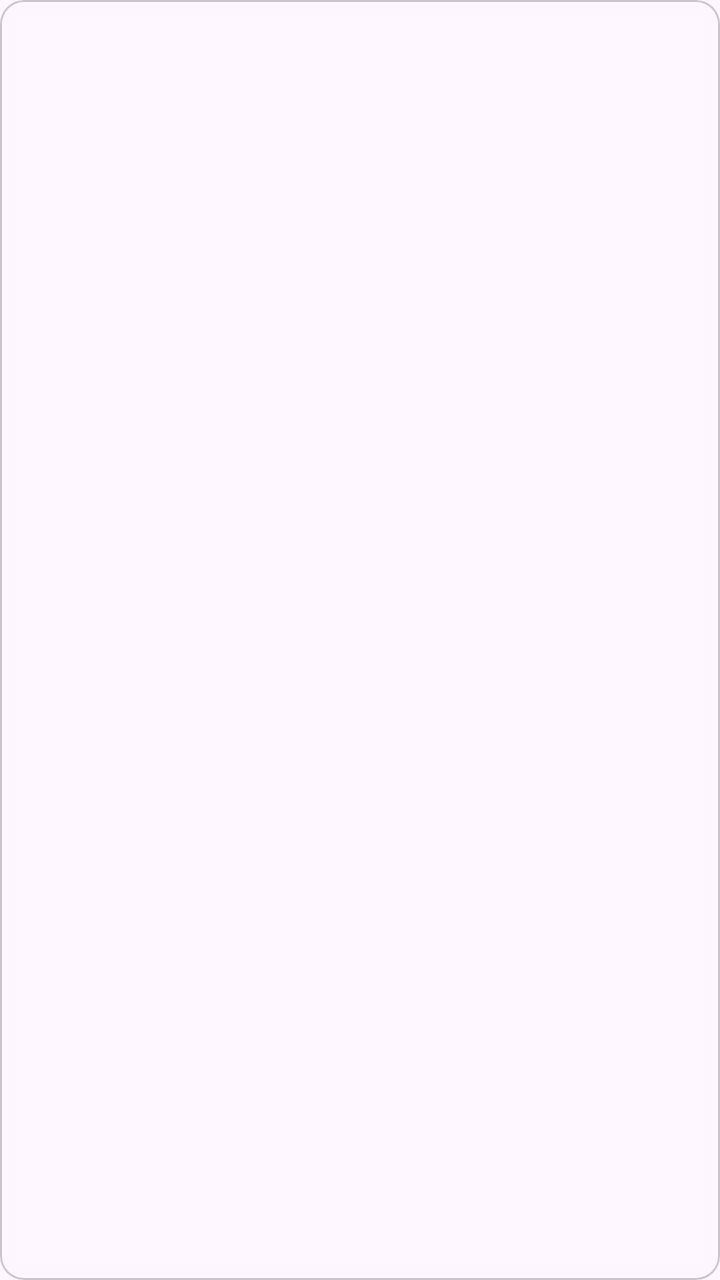
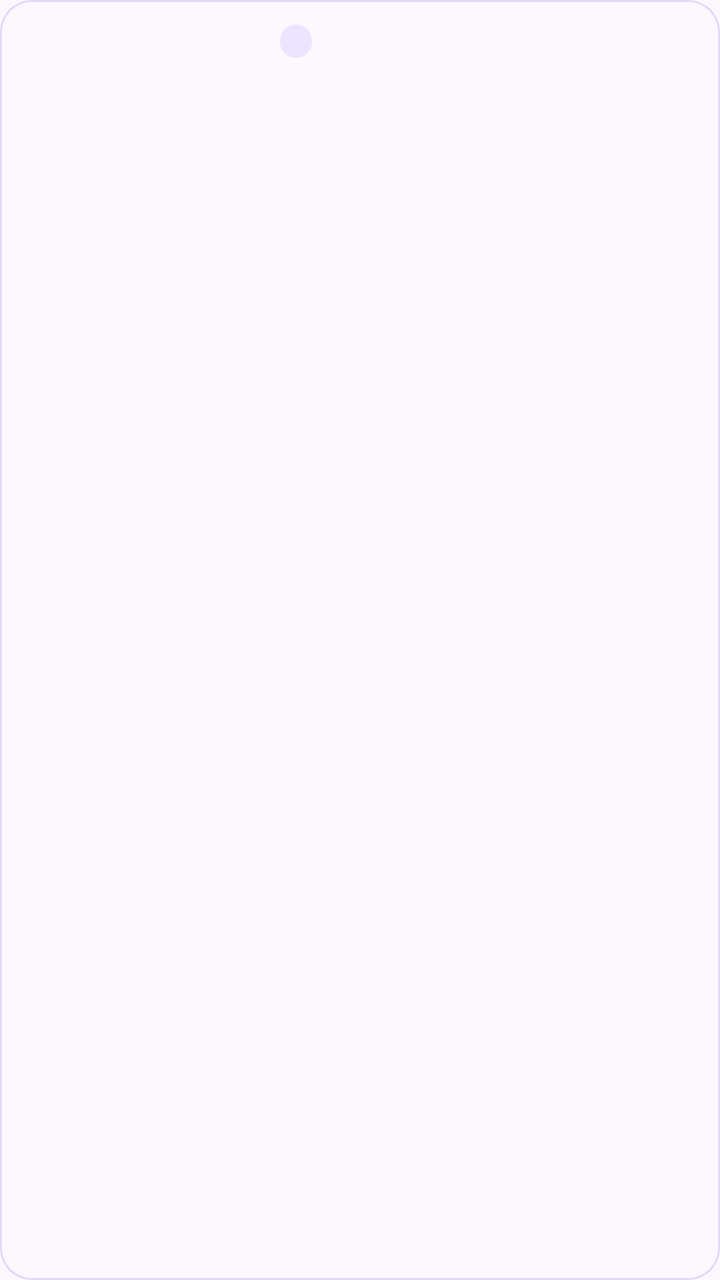

Screens rendered from an Android XML layout before and after an edit, with the pre-edit source and the edit as a unified diff.
<!-- AndroidManifest.xml: application theme Theme.GajeonTiming -->
<!-- res/layout/item_trend.xml -->
<?xml version="1.0" encoding="utf-8"?>
<com.google.android.material.card.MaterialCardView xmlns:android="http://schemas.android.com/apk/res/android"
    xmlns:app="http://schemas.android.com/apk/res-auto"
    android:layout_width="match_parent"
    android:layout_height="wrap_content"
    android:layout_marginHorizontal="16dp"
    android:layout_marginVertical="6dp"
    android:clickable="true"
    android:focusable="true"
    app:cardCornerRadius="12dp">

    <LinearLayout
        android:layout_width="match_parent"
        android:layout_height="wrap_content"
        android:gravity="center_vertical"
        android:orientation="horizontal"
        android:padding="12dp">

        <TextView
            android:id="@+id/trend_rank"
            android:layout_width="28dp"
            android:layout_height="wrap_content"
            android:gravity="center"
            android:textSize="18sp"
            android:textStyle="bold" />

        <ImageView
            android:id="@+id/trend_image"
            android:layout_width="72dp"
            android:layout_height="72dp"
            android:layout_marginStart="8dp"
            android:contentDescription="@null"
            android:scaleType="centerInside" />

        <LinearLayout
            android:layout_width="0dp"
            android:layout_height="wrap_content"
            android:layout_marginStart="12dp"
            android:layout_weight="1"
            android:orientation="vertical">

            <LinearLayout
                android:layout_width="wrap_content"
                android:layout_height="wrap_content"
                android:orientation="horizontal">

                <TextView
                    android:id="@+id/trend_category"
                    android:layout_width="wrap_content"
                    android:layout_height="wrap_content"
                    android:textSize="12sp" />

                <TextView
                    android:id="@+id/trend_tag"
                    android:layout_width="wrap_content"
                    android:layout_height="wrap_content"
                    android:layout_marginStart="8dp"
                    android:textSize="12sp"
                    android:textStyle="bold" />
            </LinearLayout>

            <TextView
                android:id="@+id/trend_title"
                android:layout_width="match_parent"
                android:layout_height="wrap_content"
                android:layout_marginTop="2dp"
                android:ellipsize="end"
                android:maxLines="2"
                android:textSize="15sp" />

            <TextView
                android:id="@+id/trend_price"
                android:layout_width="wrap_content"
                android:layout_height="wrap_content"
                android:layout_marginTop="4dp"
                android:textSize="15sp"
                android:textStyle="bold" />

            <TextView
                android:id="@+id/trend_reason"
                android:layout_width="match_parent"
                android:layout_height="wrap_content"
                android:layout_marginTop="4dp"
                android:textSize="12sp" />
        </LinearLayout>
    </LinearLayout>
</com.google.android.material.card.MaterialCardView>
<!-- resources referenced by this layout -->
<resources>
  <style name="Theme.GajeonTiming" parent="Theme.Material3.DayNight.NoActionBar" />
</resources>

<!-- the commit's change to res/layout/item_trend.xml (unified diff, before → after) -->
@@ -7,7 +7,10 @@
     android:layout_marginVertical="6dp"
     android:clickable="true"
     android:focusable="true"
-    app:cardCornerRadius="12dp">
+    app:cardCornerRadius="16dp"
+    app:cardElevation="0dp"
+    app:strokeColor="#E0D8F5"
+    app:strokeWidth="1dp">
 
     <LinearLayout
         android:layout_width="match_parent"
@@ -16,12 +19,13 @@
         android:orientation="horizontal"
         android:padding="12dp">
 
+        
         <TextView
             android:id="@+id/trend_rank"
             android:layout_width="28dp"
-            android:layout_height="wrap_content"
+            android:layout_height="28dp"
             android:gravity="center"
-            android:textSize="18sp"
+            android:textSize="14sp"
             android:textStyle="bold" />
 
         <ImageView
@@ -48,6 +52,7 @@
                     android:id="@+id/trend_category"
                     android:layout_width="wrap_content"
                     android:layout_height="wrap_content"
+                    android:textColor="?attr/colorOnSurfaceVariant"
                     android:textSize="12sp" />
 
                 <TextView
@@ -55,7 +60,11 @@
                     android:layout_width="wrap_content"
                     android:layout_height="wrap_content"
                     android:layout_marginStart="8dp"
-                    android:textSize="12sp"
+                    android:background="@drawable/bg_tag"
+                    android:paddingHorizontal="8dp"
+                    android:paddingVertical="1dp"
+                    android:textColor="@color/splash_logo"
+                    android:textSize="11sp"
                     android:textStyle="bold" />
             </LinearLayout>
 
@@ -73,6 +82,7 @@
                 android:layout_width="wrap_content"
                 android:layout_height="wrap_content"
                 android:layout_marginTop="4dp"
+                android:textColor="@color/splash_logo"
                 android:textSize="15sp"
                 android:textStyle="bold" />
 
@@ -81,6 +91,7 @@
                 android:layout_width="match_parent"
                 android:layout_height="wrap_content"
                 android:layout_marginTop="4dp"
+                android:textColor="?attr/colorOnSurfaceVariant"
                 android:textSize="12sp" />
         </LinearLayout>
     </LinearLayout>
<!-- resource entries referenced after the edit -->
@@ -1,5 +1,13 @@
 <!-- resources referenced by this layout -->
 <resources>
+  <color name="splash_logo">#6750A4</color>
+  <!-- drawable bg_tag (drawable) -->
+  <?xml version="1.0" encoding="utf-8"?>
+  <shape xmlns:android="http://schemas.android.com/apk/res/android" android:shape="rectangle">
+      <solid android:color="@color/splash_background" />
+      <corners android:radius="10dp" />
+  </shape>
   <style name="Theme.GajeonTiming" parent="Theme.Material3.DayNight.NoActionBar" />
+  <color name="splash_background">#EDE4FF</color>
 </resources>
 
